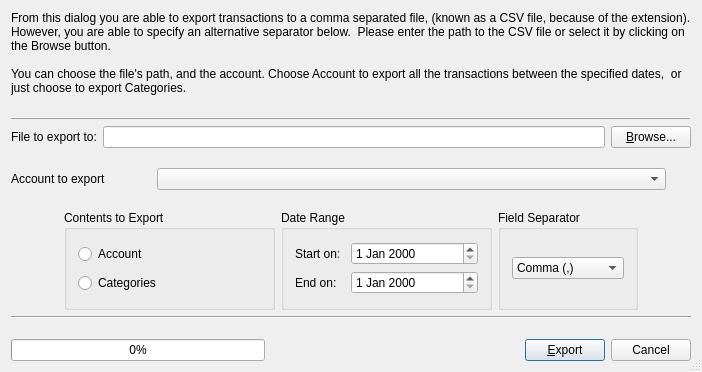
Before: the Qt Designer form kmymoney/plugins/csvexport/csvexportdlg.ui in KDE/kmymoney, drawn with Qt 5.
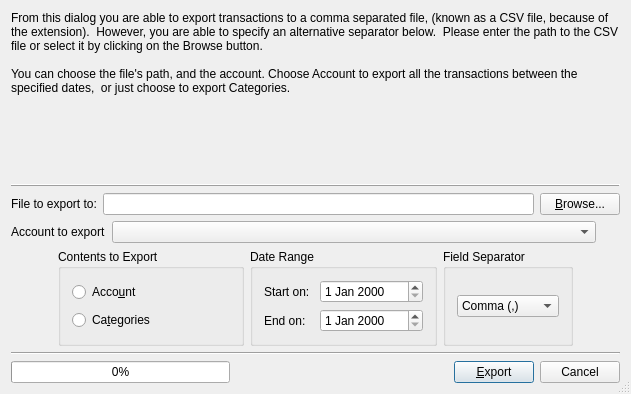
After: the same form once the commit is applied. Custom widgets are drawn as their Qt base class.

Commit message:
Improve layout of CSV export dialog
Summary:
Some parts of the description were unable to read. Removed restrictions
and let the Qt layout system do its job.

Test Plan: Inspect visually

Reviewers: #kmymoney, wojnilowicz

Reviewed By: #kmymoney, wojnilowicz

Subscribers: wojnilowicz

Patch:
```diff
--- a/kmymoney/plugins/csvexport/csvexportdlg.ui
+++ b/kmymoney/plugins/csvexport/csvexportdlg.ui
@@ -6,8 +6,8 @@
    <rect>
     <x>0</x>
     <y>0</y>
-    <width>702</width>
-    <height>372</height>
+    <width>631</width>
+    <height>394</height>
    </rect>
   </property>
   <property name="windowTitle">
@@ -16,9 +16,7 @@
   <property name="sizeGripEnabled">
    <bool>true</bool>
   </property>
-  <layout class="QGridLayout" name="gridLayout">
-   <item row="0" column="0">
-    <layout class="QVBoxLayout" name="verticalLayout" stretch="8,2,15,1,15,1,28,2,1,15">
+  <layout class="QVBoxLayout" name="verticalLayout" stretch="2,0,0,0,0,0,0">
      <item>
       <widget class="QLabel" name="TextLabel2">
        <property name="sizePolicy">
@@ -30,7 +28,7 @@
        <property name="maximumSize">
         <size>
          <width>16777215</width>
-         <height>100</height>
+       <height>16777215</height>
         </size>
        </property>
        <property name="text">
@@ -44,6 +42,9 @@
        <property name="wordWrap">
         <bool>true</bool>
        </property>
+     <property name="margin">
+      <number>2</number>
+     </property>
       </widget>
      </item>
      <item>
@@ -87,20 +88,7 @@
       </layout>
      </item>
      <item>
-      <spacer name="verticalSpacer_3">
-       <property name="orientation">
-        <enum>Qt::Vertical</enum>
-       </property>
-       <property name="sizeHint" stdset="0">
-        <size>
-         <width>20</width>
-         <height>40</height>
-        </size>
-       </property>
-      </spacer>
-     </item>
-     <item>
-      <layout class="QHBoxLayout" name="horizontalLayout_2" stretch="40,100,5">
+    <layout class="QHBoxLayout" name="horizontalLayout_2" stretch="0,100,5">
        <item>
         <widget class="QLabel" name="label">
          <property name="maximumSize">
@@ -132,19 +120,6 @@
        </item>
       </layout>
      </item>
-     <item>
-      <spacer name="verticalSpacer_2">
-       <property name="orientation">
-        <enum>Qt::Vertical</enum>
-       </property>
-       <property name="sizeHint" stdset="0">
-        <size>
-         <width>20</width>
-         <height>40</height>
-        </size>
-       </property>
-      </spacer>
-     </item>
      <item>
       <layout class="QHBoxLayout" name="horizontalLayout_3" stretch="3,12,12,8,3">
        <item>
@@ -181,14 +156,14 @@
           <item>
            <widget class="QRadioButton" name="m_radioButtonAccount">
             <property name="text">
-             <string>Account</string>
+           <string>Acco&amp;unt</string>
             </property>
            </widget>
           </item>
           <item>
            <widget class="QRadioButton" name="m_radioButtonCategories">
             <property name="text">
-             <string>Categories</string>
+           <string>Ca&amp;tegories</string>
             </property>
            </widget>
           </item>
@@ -326,19 +301,6 @@
        </property>
       </widget>
      </item>
-     <item>
-      <spacer name="verticalSpacer">
-       <property name="orientation">
-        <enum>Qt::Vertical</enum>
-       </property>
-       <property name="sizeHint" stdset="0">
-        <size>
-         <width>20</width>
-         <height>40</height>
-        </size>
-       </property>
-      </spacer>
-     </item>
      <item>
       <layout class="QHBoxLayout" name="horizontalLayout_4">
        <item>
@@ -390,21 +352,19 @@
       </layout>
      </item>
     </layout>
-   </item>
-  </layout>
  </widget>
  <layoutdefault spacing="6" margin="11"/>
  <customwidgets>
-  <customwidget>
-   <class>KComboBox</class>
-   <extends>QComboBox</extends>
-   <header>kcombobox.h</header>
-  </customwidget>
   <customwidget>
    <class>KLineEdit</class>
    <extends>QLineEdit</extends>
    <header>klineedit.h</header>
   </customwidget>
+  <customwidget>
+   <class>KComboBox</class>
+   <extends>QComboBox</extends>
+   <header>kcombobox.h</header>
+  </customwidget>
  </customwidgets>
  <resources/>
  <connections/>
```
Left out of the diff: 14 changed lines with no effect on the pictures. Lines whose indentation alone changed are shown as unchanged.
